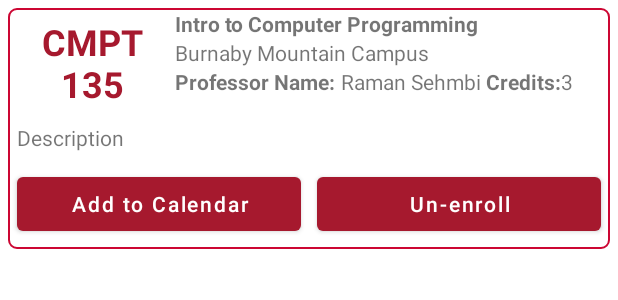
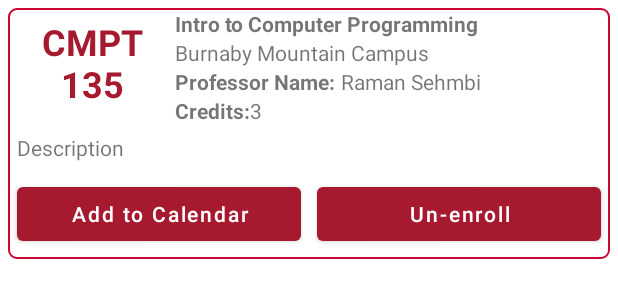
Before and after one commit to rsehmbi/hubspot, an Android app: the layout mycourse.xml on its own in the app's theme, with its tools: preview values and no code run, on a phone screen of 412 x 824 dp. Shown: the top 300 px of the screen. Run offline under Robolectric (Android 15) with nearby library versions, the phone set to English and light mode, and no system bars.

Commit message:
UI fixes: fixes UI

```diff
--- a/app/src/main/res/layout/mycourse.xml
+++ b/app/src/main/res/layout/mycourse.xml
@@ -62,9 +62,13 @@
                     android:text="@string/raman_sehmbi"
                     android:id="@+id/professNameId">
                 </TextView>
+            </LinearLayout>
 
+            <LinearLayout
+                android:layout_width="match_parent"
+                android:layout_height="wrap_content"
+                android:orientation="horizontal">
                 <TextView
-                    android:layout_marginLeft="3dp"
                     android:layout_width="wrap_content"
                     android:layout_height="wrap_content"
                     android:textStyle="bold"
@@ -77,8 +81,8 @@
                     android:text="@string/_3"
                     android:id="@+id/creditsId">
                 </TextView>
+            </LinearLayout>
 
-            </LinearLayout>
         </LinearLayout>
     </LinearLayout>
 
```
Also changed, not shown: app/src/main/res/layout/course.xml (+7 -2 lines).
